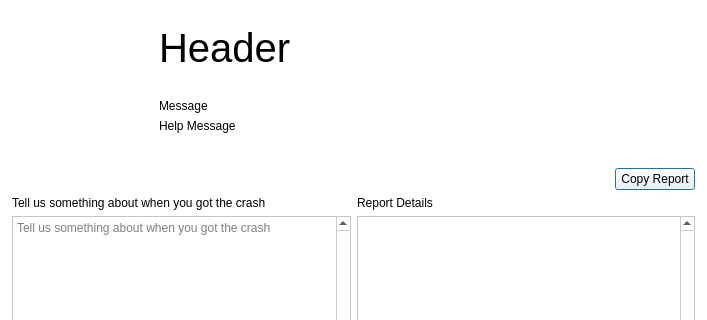
This is src/crashhandler/qgscrashdialog.ui in qgis/QGIS as Qt 5 draws it before an edit; both pictures show x 0 to 707 and y 0 to 320 of the 707 by 560 pixel window. The edited form follows.
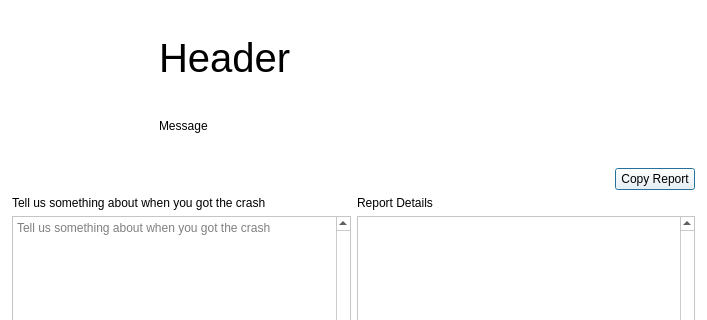
This is the edited form. Icons and pictures are not drawn.

Commit message: [crash handler] Fix wording spaces on dialog

Diff of the .ui file:
```diff
--- a/src/crashhandler/qgscrashdialog.ui
+++ b/src/crashhandler/qgscrashdialog.ui
@@ -596,14 +596,11 @@
         <font>
          <family>MS Shell Dlg 2</family>
          <pointsize>30</pointsize>
-         <weight>9</weight>
+         <weight>50</weight>
          <italic>false</italic>
          <bold>false</bold>
         </font>
        </property>
-       <property name="styleSheet">
-        <string notr="true">font: 75 30pt &quot;MS Shell Dlg 2&quot;;</string>
-       </property>
        <property name="text">
         <string>Header</string>
        </property>
@@ -628,22 +625,6 @@
        </property>
       </widget>
      </item>
-     <item>
-      <widget class="QLabel" name="mHelpLabel">
-       <property name="sizePolicy">
-        <sizepolicy hsizetype="Preferred" vsizetype="Maximum">
-         <horstretch>0</horstretch>
-         <verstretch>0</verstretch>
-        </sizepolicy>
-       </property>
-       <property name="text">
-        <string>Help Message</string>
-       </property>
-       <property name="wordWrap">
-        <bool>true</bool>
-       </property>
-      </widget>
-     </item>
      <item>
       <spacer name="verticalSpacer_3">
        <property name="orientation">
```
The commit also changes 1 other file.
